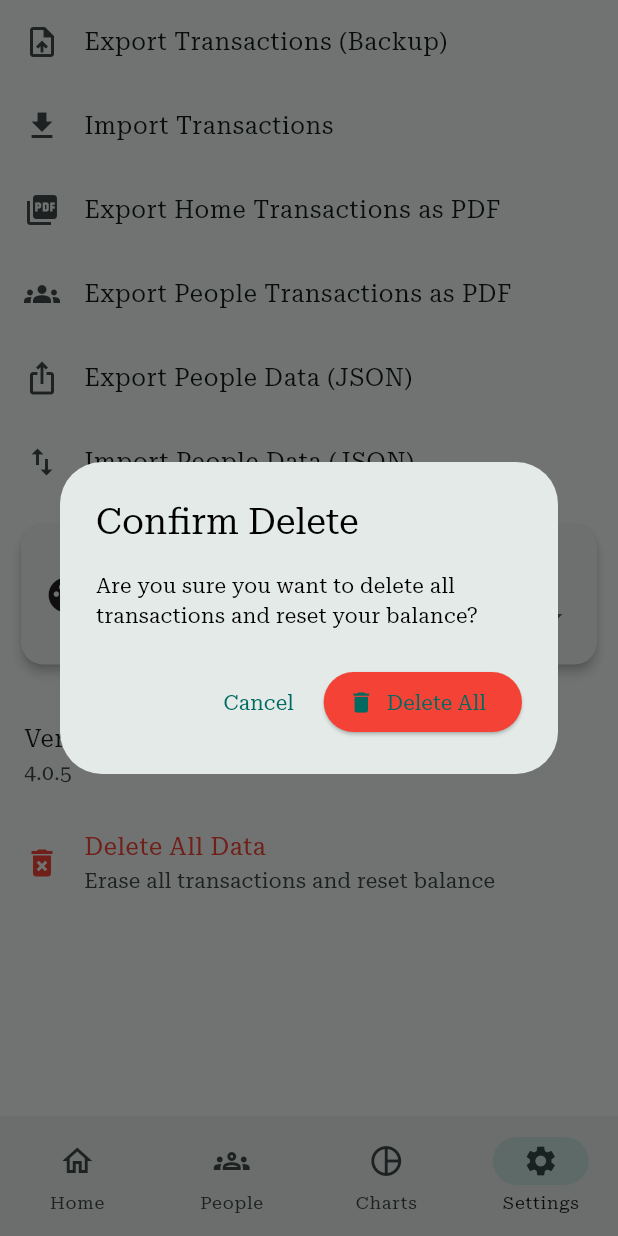
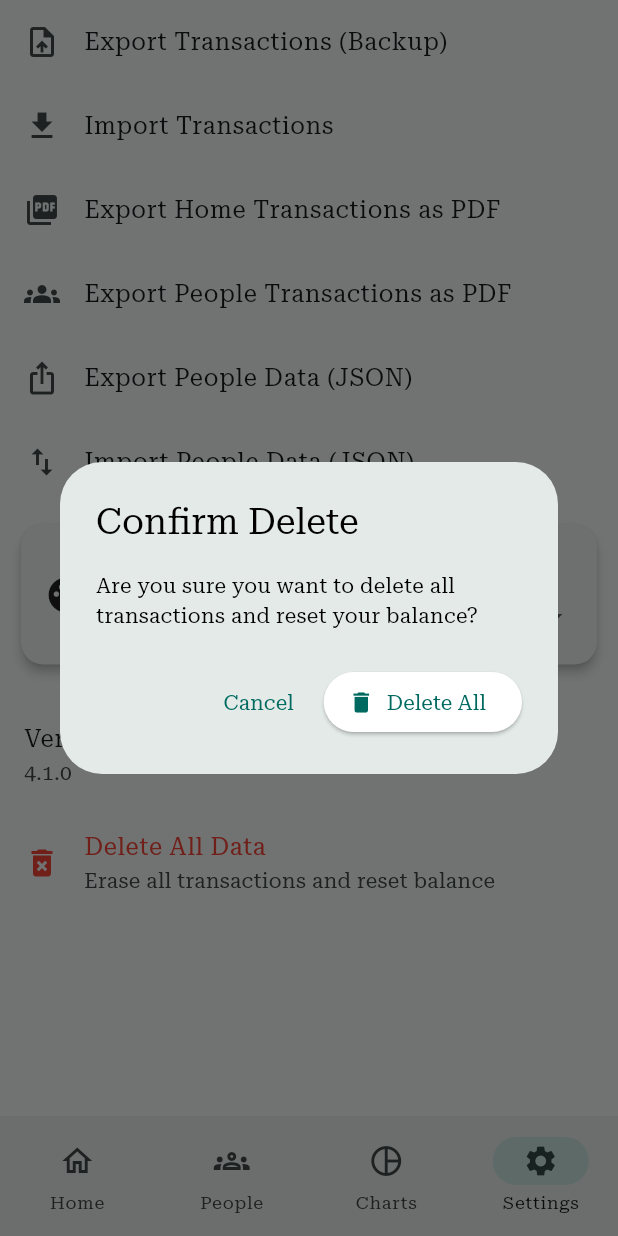
Before and after one commit to NileshSuthar6814/Aspend, a Flutter app: the RootNavigation screen opened directly, item 4 of the bottom bar chosen, after a tap on "Delete All Data", on a phone screen of 412 x 824 dp. Run offline on Flutter 3.47's test engine with Material 3 defaults, Android fonts, the phone set to English and light mode, and no system bars; drawn by our look-alikes of dynamic_color; our stand-ins replace file_picker, fl_chart, fluttertoast, google_fonts, hive, hive_flutter and 2 more; missing offline and left inert: flutter_displaymode, home_widget; accounts and stored records are empty; statements that could not run were skipped.

Commit message:
stability improvments

```diff
--- a/lib/screens/settings_page.dart
+++ b/lib/screens/settings_page.dart
@@ -148,7 +148,7 @@ class _SettingsPageState extends State<SettingsPage> {
         const SizedBox(height: 10),
         const ListTile(
           title: Text("Version"),
-          subtitle: Text("4.0.5"),
+          subtitle: Text("4.1.0"),
         ),
         ListTile(
             leading: const Icon(Icons.delete_forever, color: Colors.red),
@@ -189,7 +189,7 @@ class _SettingsPageState extends State<SettingsPage> {
           ElevatedButton.icon(
             icon: const Icon(Icons.delete),
             label: const Text("Delete All"),
-            style: ElevatedButton.styleFrom(backgroundColor: Colors.red),
+            style: ElevatedButton.styleFrom(backgroundColor: Colors.white),
             onPressed: () async {
               HapticFeedback.lightImpact();
               await Provider.of<TransactionProvider>(context, listen: false)
--- a/lib/widgets/transactionCard.dart
+++ b/lib/widgets/transactionCard.dart
@@ -115,7 +115,7 @@ class TransactionCard extends StatelessWidget {
                 const SnackBar(content: Text("Transaction deleted")),
               );
             },
-            child: Text("Delete", style: TextStyle(color: Colors.redAccent)),
+            child: Text("Delete", style: TextStyle(color: Colors.white)),
           ),
         ],
       ),
```
